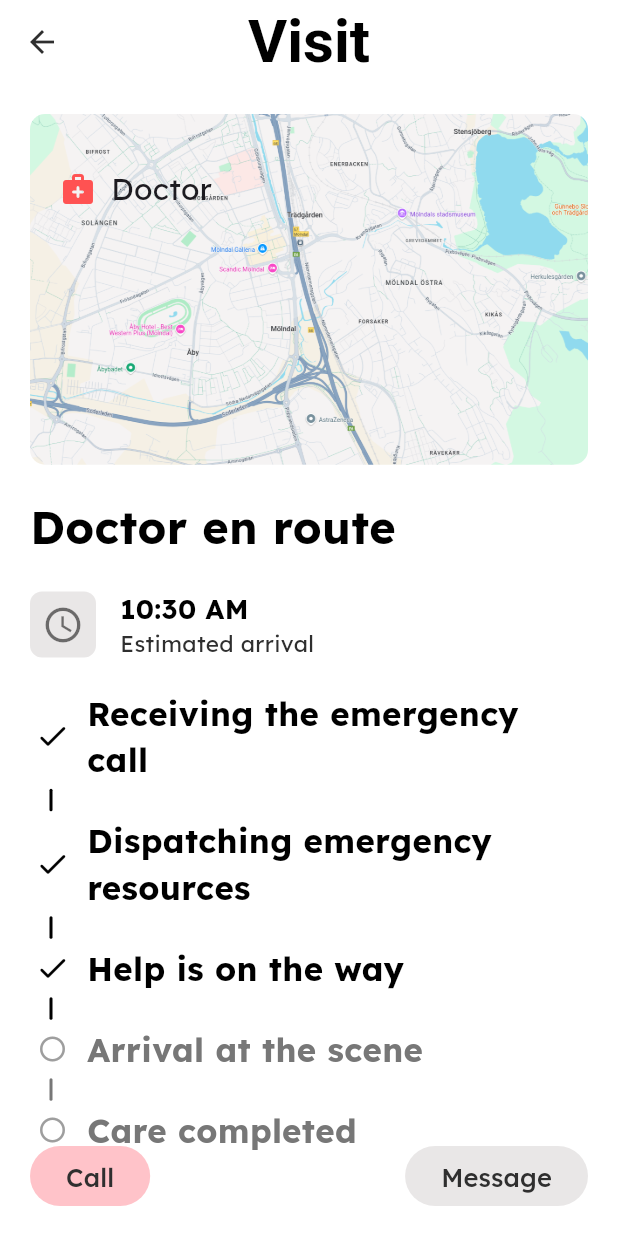
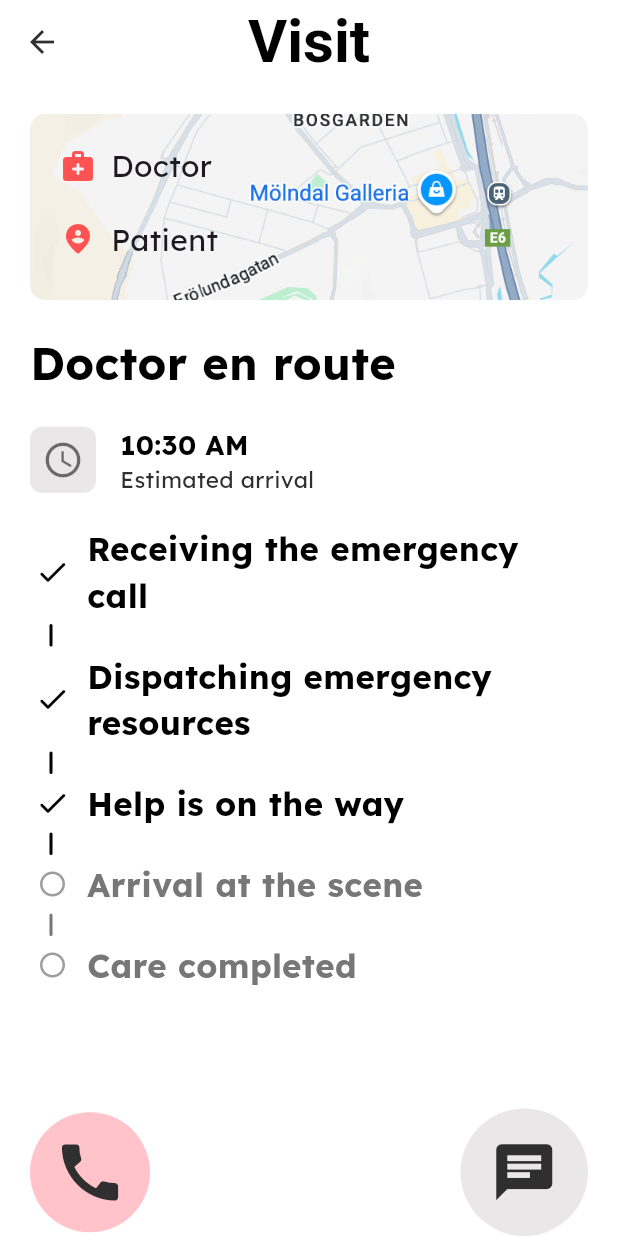
Before and after one commit to JonatanLindh/MediCall, a Flutter app: the TimelineScreen screen opened directly, on a phone screen of 412 x 824 dp. Run offline on Flutter 3.47's test engine with Material 3 defaults, Android fonts, the phone set to English and light mode, and no system bars; our stand-ins replace bloc, equatable, flutter_bloc, flutter_hooks, geolocator, go_router and 1 more; missing offline and left inert: flutter_webrtc, livekit_client.

Commit message:
Visit screen cleaned up ykyk

```diff
--- a/app/lib/app/routes.dart
+++ b/app/lib/app/routes.dart
@@ -19,7 +19,7 @@ final GlobalKey<NavigatorState> shellNavigatorKey = GlobalKey<NavigatorState>();
 // Don't have to touch to add routes, `$appRoutes` will be regenerated
 final GoRouter router = GoRouter(
   navigatorKey: rootNavigatorKey,
-  initialLocation: '/login',
+  initialLocation: '/patient/timeline',
   routes: $appRoutes,
 );
 
@@ -61,17 +61,6 @@ class CallRoute extends GoRouteData {
   @override
   Widget build(BuildContext context, GoRouterState state) {
     return const CallScreen();
-  }
-}
-
-@TypedGoRoute<TimelineRoute>(
-  path: '/timeline',
-)
-@immutable
-class TimelineRoute extends GoRouteData {
-  @override
-  Widget build(BuildContext context, GoRouterState state) {
-    return const TimelineScreen();
   }
 }
 
--- a/app/lib/contants/api.dart
+++ b/app/lib/contants/api.dart
@@ -5,7 +5,8 @@
 
 // const String NETWORK_IP = '192.168.165.51';
 // const String NETWORK_IP = '192.168.165.186';
-const String NETWORK_IP = '10.0.2.65';
+// const String NETWORK_IP = '10.0.2.65';
+const String NETWORK_IP = '10.0.12.4';
 const String apiUrl = 'http://$NETWORK_IP:8080/api';
 const String callUrl = 'http://$NETWORK_IP:7880';
 const String callWSUrl = 'http://$NETWORK_IP:7881';
--- a/app/lib/screens/dashboard/dashboard_screen.dart
+++ b/app/lib/screens/dashboard/dashboard_screen.dart
@@ -24,7 +24,7 @@ class DashboardScreen extends StatelessWidget {
         padding: const EdgeInsets.fromLTRB(16, 0, 16, 0),
         child: FilledButton(
           onPressed: () {
-            CallRoute().push<BuildContext>(context);
+            CallRoute().push<void>(context);
           },
           style: ButtonStyle(
             textStyle: WidgetStatePropertyAll(
@@ -152,8 +152,7 @@ class DashboardScreen extends StatelessWidget {
         DateFormat('dd MMM yyyy, HH:mm').format(visit.date),
       ),
       onTap: () {
-        print('Going to doctor with id:${visit.doctor.id}');
-        CallRoute().push<BuildContext>(context);
+        PatientTimelineRoute().push<void>(context);
         // Add navigation or action here if needed
       },
     );
--- a/app/lib/screens/patient/emergency/patient_emergency_screen.dart
+++ b/app/lib/screens/patient/emergency/patient_emergency_screen.dart
@@ -23,7 +23,7 @@ class TimelineScreen extends StatelessWidget {
         title: const Text('Visit'),
         centerTitle: true,
       ),
-      floatingActionButtonLocation: FloatingActionButtonLocation.centerFloat,
+      floatingActionButtonLocation: FloatingActionButtonLocation.centerDocked,
       floatingActionButton: const FloatingActionButtons(),
       body: const DoctorStatus(),
     );
@@ -49,11 +49,12 @@ class FloatingActionButtons extends StatelessWidget {
             onPressed: () => CallRoute().push<void>(context),
             style: FilledButton.styleFrom(
               backgroundColor: c.secondary,
+              padding: const EdgeInsets.all(15),
               foregroundColor: c.onSecondary,
             ),
-            child: const Text(
-              'Call',
-              style: TextStyle(fontSize: 17),
+            child: const Icon(
+              Icons.call,
+              size: 50,
             ),
           ),
           FilledButton(
@@ -83,10 +84,11 @@ class FloatingActionButtons extends StatelessWidget {
             style: FilledButton.styleFrom(
               backgroundColor: c.tertiary,
               foregroundColor: c.onTertiary,
+              padding: const EdgeInsets.all(20),
             ),
-            child: const Text(
-              'Message',
-              style: TextStyle(fontSize: 17),
+            child: const Icon(
+              Icons.chat,
+              size: 45,
             ),
           ),
         ],
@@ -95,20 +97,12 @@ class FloatingActionButtons extends StatelessWidget {
   }
 }
 
-final List<TimelineStep> steps = [
-  const TimelineStep('Receiving the emergency call', isActive: true),
-  const TimelineStep('Dispatching emergency resources', isActive: true),
-  const TimelineStep('Help is on the way', isActive: true),
-  const TimelineStep('Arrival at the scene', isActive: false),
-  const TimelineStep('Care completed', isActive: false),
-];
-
 class DoctorStatus extends HookWidget {
   const DoctorStatus({super.key});
 
   @override
   Widget build(BuildContext context) {
-    final showCoordinates = useState(false);
+    final expandMap = useState(false);
 
     return Padding(
       padding: const EdgeInsets.all(20),
@@ -116,14 +110,29 @@ class DoctorStatus extends HookWidget {
         crossAxisAlignment: CrossAxisAlignment.start,
         spacing: 20,
         children: [
+          Stack(
+            children: [
               GestureDetector(
-            onTap: () => showCoordinates.value = !showCoordinates.value,
-            child: Stack(
-              children: [
-                ClipRRect(
+                onTap: () => expandMap.value = !expandMap.value,
+                child: LayoutBuilder(
+                  builder: (context, constraints) {
+                    final width = constraints.maxWidth;
+                    final aspectRatio = expandMap.value ? 0.8 : 3.0;
+                    final height = width / aspectRatio;
+                    return ClipRRect(
                       borderRadius: BorderRadius.circular(10),
+                      child: AnimatedContainer(
+                        duration: const Duration(milliseconds: 400),
+                        curve: Curves.easeInOut,
+                        width: width,
+                        height: height,
                         child: Image.asset(
                           ImageConstant.imgMap,
+                          fit: BoxFit.cover,
+                        ),
+                      ),
+                    );
+                  },
                 ),
               ),
               Padding(
@@ -135,21 +144,20 @@ class DoctorStatus extends HookWidget {
                       builder: (context, state) {
                         return PositionShower(
                           icon: Icons.medical_services_rounded,
-                            showPos: showCoordinates.value,
+                          showPos: false && expandMap.value,
                           title: 'Doctor',
-                            position: state is DoctorAvailable
-                                ? state.position
-                                : null,
+                          position:
+                              state is DoctorAvailable ? state.position : null,
                         );
                       },
                     ),
                     const SizedBox(height: 20),
-                      if (showCoordinates.value)
+                    // if (expandMap.value)
                     BlocBuilder<GeoBloc, GeoState>(
                       builder: (context, state) {
                         return PositionShower(
                           icon: Icons.person_pin_circle_rounded,
-                              showPos: showCoordinates.value,
+                          showPos: false && expandMap.value,
                           title: 'Patient',
                           position: state is GeoGotPosition
                               ? StrippedPosition.fromPosition(
@@ -163,7 +171,6 @@ class DoctorStatus extends HookWidget {
                 ),
               ),
             ],
-            ),
           ),
           const Text(
             'Doctor en route',
@@ -224,13 +231,24 @@ class DoctorStatus extends HookWidget {
   }
 }
 
+final List<TimelineStep> steps = [
+  const TimelineStep('Receiving the emergency call', isActive: true),
+  const TimelineStep('Dispatching emergency resources', isActive: true),
+  const TimelineStep('Help is on the way', isActive: true),
+  const TimelineStep('Arrival at the scene', isActive: false),
+  const TimelineStep('Care completed', isActive: false),
+];
+
 class Timeline extends StatelessWidget {
   const Timeline({super.key});
 
   @override
   Widget build(BuildContext context) {
-    return Column(
-      children: List.generate(steps.length, (index) {
+    return Expanded(
+      child: ListView(
+        padding: const EdgeInsets.only(bottom: 50),
+        children: [
+          ...List.generate(steps.length, (index) {
             final step = steps[index];
             final isLast = index == steps.length - 1;
             return Column(
@@ -242,7 +260,9 @@ class Timeline extends StatelessWidget {
                       width: 30,
                       height: 30,
                       child: Icon(
-                    step.isActive ? Icons.check_rounded : Icons.circle_outlined,
+                        step.isActive
+                            ? Icons.check_rounded
+                            : Icons.circle_outlined,
                         color: step.isActive ? Colors.black : Colors.grey,
                         size: step.isActive ? 24 : 20,
                       ),
@@ -252,7 +272,8 @@ class Timeline extends StatelessWidget {
                       child: Text(
                         step.title,
                         style: TextStyle(
-                      color: step.isActive ? Colors.black : appTheme.gray600,
+                          color:
+                              step.isActive ? Colors.black : appTheme.gray600,
                           fontSize: 22,
                           fontWeight: FontWeight.bold,
                         ),
@@ -269,13 +290,15 @@ class Timeline extends StatelessWidget {
                     margin: const EdgeInsets.symmetric(
                       horizontal: 13,
                       vertical: 4,
-                ), // Indent for line
+                    ),
                     width: 2,
                     height: 15,
                   ),
               ],
             );
           }),
+        ],
+      ),
     );
   }
 }
@@ -296,9 +319,7 @@ class PositionShower extends StatelessWidget {
 
   @override
   Widget build(BuildContext context) {
-    return SizedBox(
-      height: 60,
-      child: Row(
+    return Row(
       children: [
         Icon(
           icon,
@@ -318,13 +339,12 @@ class PositionShower extends StatelessWidget {
               Text(
                 position == null
                     ? 'No location data available'
-                      : 'Latitude: ${position!.latitude}, Longitude: ${position!.longitude}',
+                    : 'Latitude: ${position!.latitude}, \nLongitude: ${position!.longitude}',
                 style: const TextStyle(fontSize: 16),
               ),
           ],
         ),
       ],
-      ),
     );
   }
 }
```
Also changed, not shown: app/assets/images/map.png, app/lib/app/routes.g.dart. Lines whose indentation alone changed are shown as unchanged.
